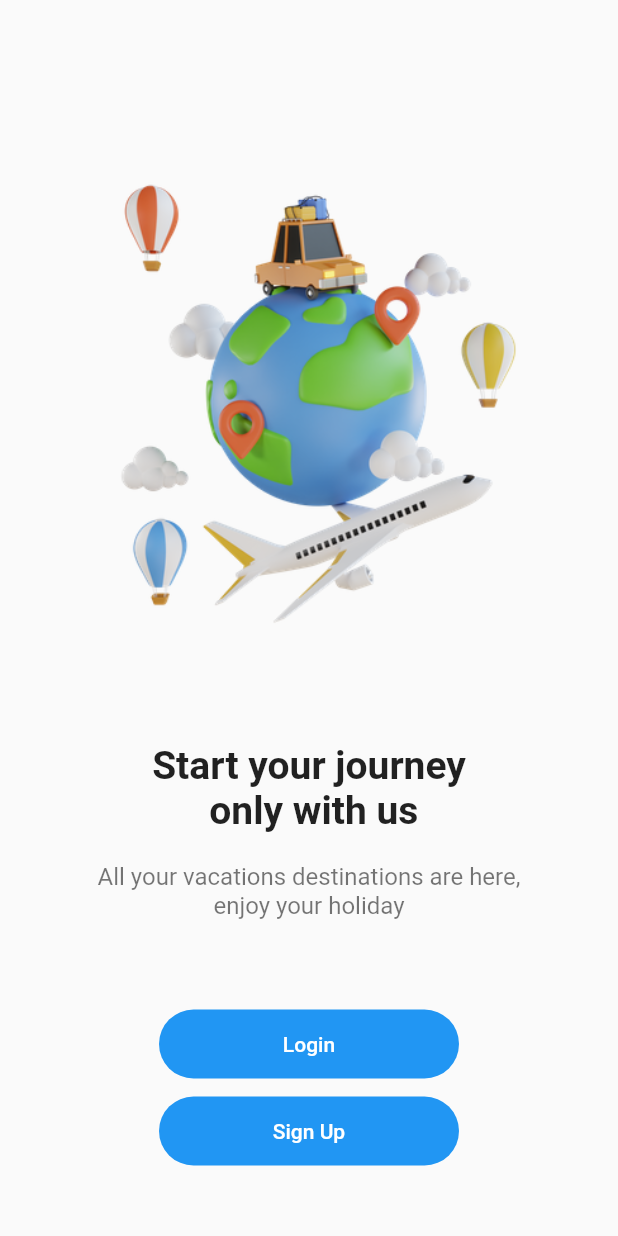
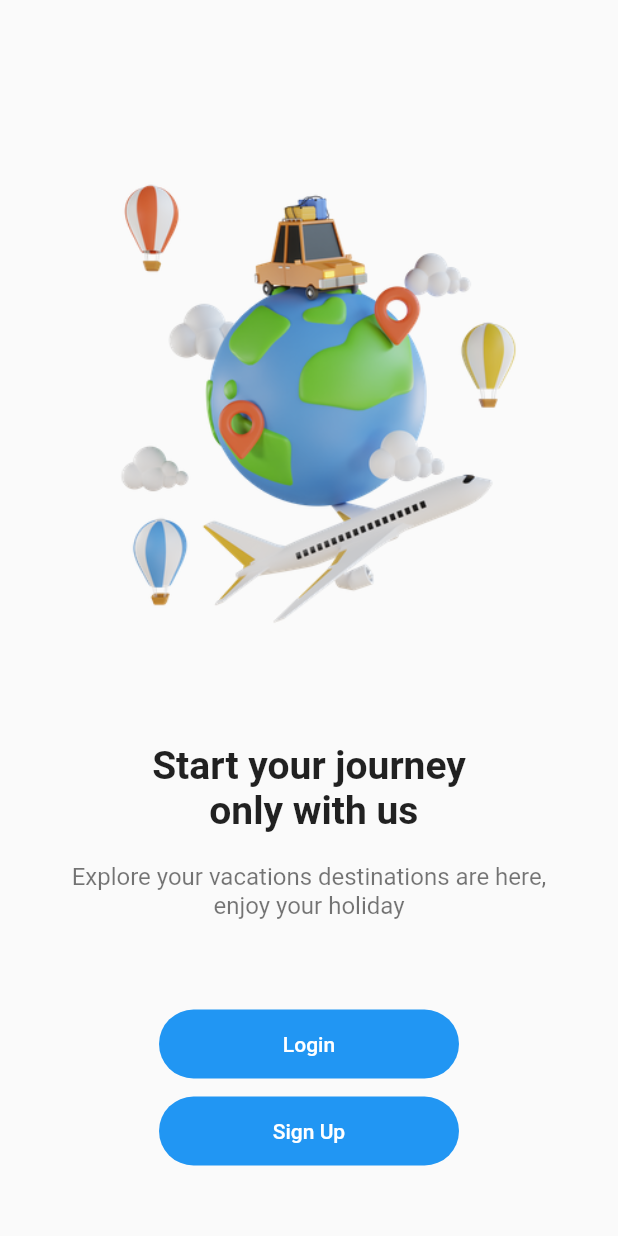
Before and after one commit to Malikah2/EksplorMoris, a Flutter app: the screen it shows after launch, on a phone screen of 412 x 824 dp. Run offline on Flutter 3.47's test engine with Material 2 defaults, Android fonts, the phone set to English and light mode, and no system bars; our stand-ins replace get, ionicons.

```diff
--- a/lib/pages/welcome_page.dart.dart
+++ b/lib/pages/welcome_page.dart.dart
@@ -30,7 +30,7 @@ class WelcomePage extends StatelessWidget {
                 ),
                 const SizedBox(height: 20),
                 const Text(
-                  "All your vacations destinations are here,\nenjoy your holiday",
+                  "Explore your vacations destinations are here,\nenjoy your holiday",
                   textAlign: TextAlign.center,
                   style: TextStyle(
                     color: Colors.black54,
```
